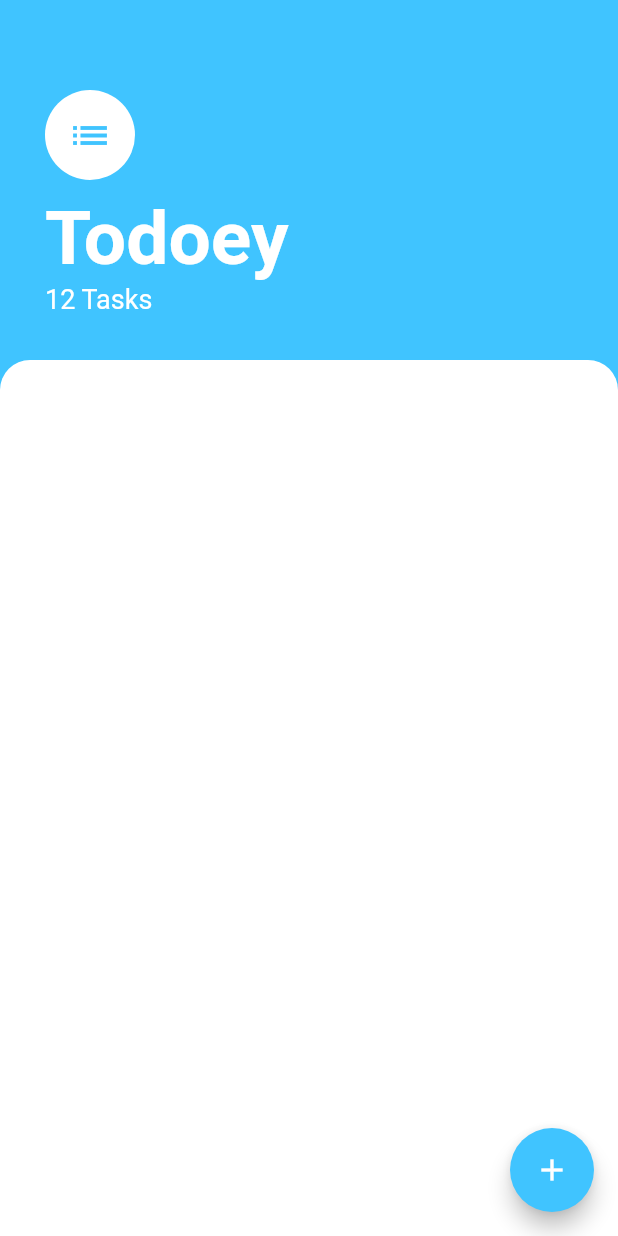
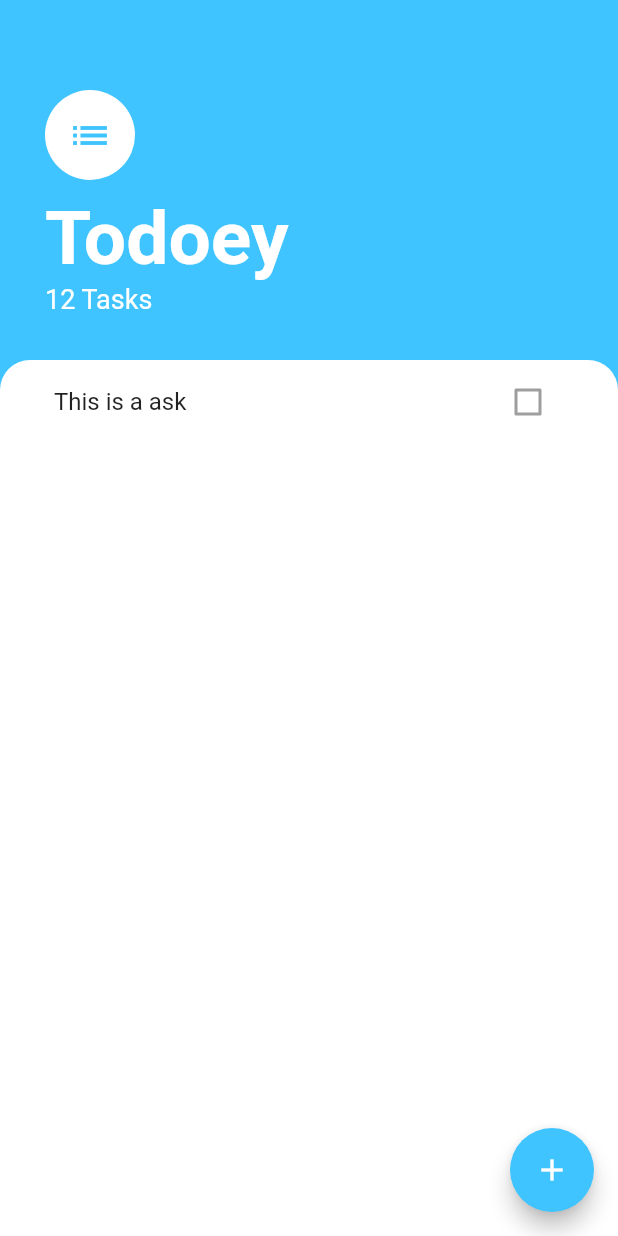
Before and after one commit to mosamy19/todoey_flutter, a Flutter app: the screen it shows after launch, on a phone screen of 412 x 824 dp. Run offline on Flutter 3.47's test engine with Material 2 defaults, Android fonts, the phone set to English and light mode, and no system bars.

Commit message:
Adding listview

```diff
--- a/lib/screens/tasks_screen.dart
+++ b/lib/screens/tasks_screen.dart
@@ -1,4 +1,6 @@
+import 'package:flutter/cupertino.dart';
 import 'package:flutter/material.dart';
+import 'package:todoeyflutter/widgets/tasks_list.dart';
 
 class TasksScreen extends StatelessWidget {
   @override
@@ -50,12 +52,17 @@ class TasksScreen extends StatelessWidget {
           ),
           Expanded(
             child: Container(
+              padding: EdgeInsets.symmetric(
+                horizontal: 20.0,
+              ),
               decoration: BoxDecoration(
-                  color: Colors.white,
-                  borderRadius: BorderRadius.only(
-                    topLeft: Radius.circular(20.0),
-                    topRight: Radius.circular(20.0),
-                  )),
+                color: Colors.white,
+                borderRadius: BorderRadius.only(
+                  topLeft: Radius.circular(20.0),
+                  topRight: Radius.circular(20.0),
+                ),
+              ),
+              child: TaskList(),
             ),
           )
         ],
@@ -65,6 +72,7 @@ class TasksScreen extends StatelessWidget {
         child: Icon(
           Icons.add,
         ),
+        onPressed: () {},
       ),
     );
   }
--- /dev/null
+++ b/lib/widgets/task_tile.dart
@@ -0,0 +1,13 @@
+import 'package:flutter/material.dart';
+
+class TaskTile extends StatelessWidget {
+  @override
+  Widget build(BuildContext context) {
+    return ListTile(
+      title: Text('This is a ask'),
+      trailing: Checkbox(
+        value: false,
+      ),
+    );
+  }
+}
--- /dev/null
+++ b/lib/widgets/tasks_list.dart
@@ -0,0 +1,13 @@
+import 'package:flutter/material.dart';
+import 'task_tile.dart';
+
+class TaskList extends StatelessWidget {
+  @override
+  Widget build(BuildContext context) {
+    return ListView(
+      children: <Widget>[
+        TaskTile(),
+      ],
+    );
+  }
+}
```
